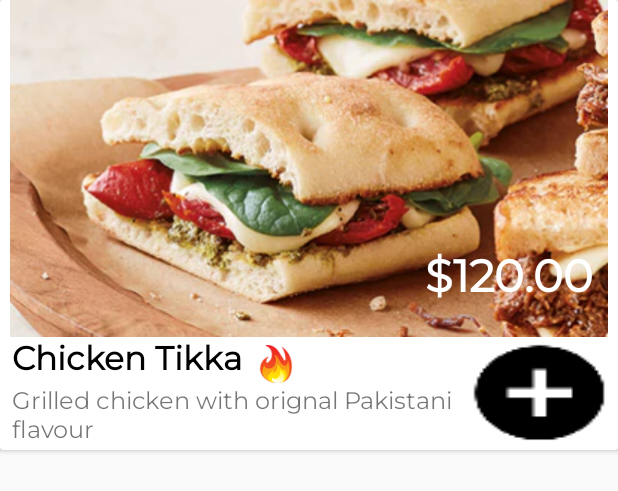
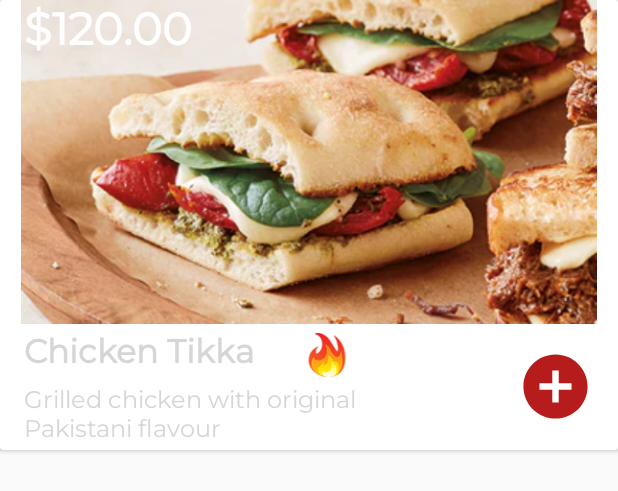
Before and after one commit to hamza5213/eatapp, an Android app: the layout food_item.xml on its own in the app's theme, with its tools: preview values and no code run, on a phone screen of 412 x 824 dp. Shown: the top 491 px of the screen. Run offline under Robolectric (Android 15) with nearby library versions, the phone set to English and light mode, and no system bars.

Commit message:
Updated item_order

```diff
--- /dev/null
+++ b/app/src/main/res/drawable/ic_add_circle_white_24dp.xml
@@ -0,0 +1,5 @@
+<vector android:height="24dp" android:tint="#b71c1c"
+    android:viewportHeight="24.0" android:viewportWidth="24.0"
+    android:width="24dp" xmlns:android="http://schemas.android.com/apk/res/android">
+    <path android:fillColor="#FF000000" android:pathData="M12,2C6.48,2 2,6.48 2,12s4.48,10 10,10 10,-4.48 10,-10S17.52,2 12,2zM17,13h-4v4h-2v-4L7,13v-2h4L11,7h2v4h4v2z"/>
+</vector>
--- a/app/src/main/res/layout/food_item.xml
+++ b/app/src/main/res/layout/food_item.xml
@@ -5,22 +5,18 @@
     android:layout_height="300dp"
     xmlns:app="http://schemas.android.com/apk/res-auto"
     app:cardBackgroundColor="#ffffff">
-    <LinearLayout
-        android:layout_width="match_parent"
-        android:layout_height="match_parent"
-        android:orientation="vertical">
+
     <android.support.constraint.ConstraintLayout
         android:layout_width="match_parent"
-            android:layout_height="0dp"
-            android:layout_weight="3">
+        android:layout_height="339dp"
+        android:orientation="vertical">
 
         <ImageView
             android:id="@+id/food_display_Image"
             android:layout_width="match_parent"
-                android:layout_height="match_parent"
+            android:layout_height="216dp"
             android:scaleType="fitCenter"
             android:src="@drawable/sandwich"
-                app:layout_constraintBottom_toBottomOf="parent"
             app:layout_constraintEnd_toEndOf="parent"
             app:layout_constraintStart_toStartOf="parent"
             app:layout_constraintTop_toTopOf="parent" />
@@ -29,37 +25,25 @@
             android:id="@+id/food_display_price"
             android:layout_width="wrap_content"
             android:layout_height="wrap_content"
-                android:layout_marginBottom="16dp"
-                android:layout_marginEnd="16dp"
+            android:layout_marginStart="16dp"
+            android:fontFamily="@font/montserrat"
             android:text="$120.00"
-                android:fontFamily="@font/montserrat"
             android:textColor="@color/cardview_light_background"
             android:textSize="30sp"
             android:textStyle="bold"
             android:typeface="normal"
-                app:layout_constraintBottom_toBottomOf="parent"
-                app:layout_constraintEnd_toEndOf="parent" />
-
-
-        </android.support.constraint.ConstraintLayout>
-        <LinearLayout
-            android:layout_width="match_parent"
-            android:layout_height="0dp"
-            android:layout_weight="1"
-            android:orientation="horizontal">
-        <android.support.constraint.ConstraintLayout
-            android:layout_width="0dp"
-            android:layout_height="match_parent"
-            android:layout_weight="3">
+            app:layout_constraintStart_toStartOf="parent"
+            tools:layout_editor_absoluteY="173dp" />
 
         <TextView
             android:id="@+id/food_display_title"
-                android:layout_width="wrap_content"
+            android:layout_width="175dp"
             android:layout_height="wrap_content"
-                android:layout_marginStart="8dp"
+            android:layout_marginStart="16dp"
+            android:layout_marginTop="220dp"
             android:fontFamily="@font/montserrat"
             android:text="Chicken Tikka"
-                android:textColor="@color/common_google_signin_btn_text_dark_focused"
+            android:textColor="@color/fui_bgEmail"
             android:textSize="22sp"
             android:textStyle="bold"
             app:layout_constraintStart_toStartOf="parent"
@@ -67,37 +51,40 @@
 
         <TextView
             android:id="@+id/food_display_description"
-                android:layout_width="wrap_content"
-                android:layout_height="wrap_content"
-                android:layout_marginStart="8dp"
+            android:layout_width="279dp"
+            android:layout_height="41dp"
+            android:layout_marginStart="16dp"
+            android:layout_marginTop="4dp"
             android:fontFamily="@font/montserrat"
-                android:text="Grilled chicken with orignal Pakistani flavour"
+            android:text="Grilled chicken with original Pakistani flavour"
             android:textAlignment="textStart"
+            android:textColor="@color/fui_bgEmail"
             android:textSize="16sp"
             app:layout_constraintStart_toStartOf="parent"
             app:layout_constraintTop_toBottomOf="@+id/food_display_title" />
 
         <ImageView
             android:id="@+id/food_display_spiceLevel"
-                android:layout_width="25dp"
-                android:layout_height="25dp"
-                android:layout_marginStart="10dp"
-                android:layout_marginTop="5dp"
+            android:layout_width="29dp"
+            android:layout_height="33dp"
+            android:layout_marginStart="12dp"
+            android:layout_marginTop="4dp"
             android:src="@drawable/fire"
             app:layout_constraintStart_toEndOf="@+id/food_display_title"
-                app:layout_constraintTop_toTopOf="parent" />
-        </android.support.constraint.ConstraintLayout>
+            app:layout_constraintTop_toBottomOf="@+id/food_display_Image" />
 
         <ImageButton
             android:id="@+id/food_dispaly_add"
-                android:layout_width="0dp"
-                android:layout_height="match_parent"
+            android:layout_width="51dp"
+            android:layout_height="51dp"
+            android:layout_marginEnd="16dp"
+            android:layout_marginTop="232dp"
             android:layout_weight="1"
-                android:background="@drawable/outline_add_circle_black_36" />
+            android:background="@drawable/ic_add_circle_white_24dp"
+            app:layout_constraintEnd_toEndOf="parent"
+            app:layout_constraintTop_toTopOf="parent" />
 
-        </LinearLayout>
-
-    </LinearLayout>
+    </android.support.constraint.ConstraintLayout>
 
 
 </android.support.v7.widget.CardView>
```
Lines whose indentation alone changed are shown as unchanged.
